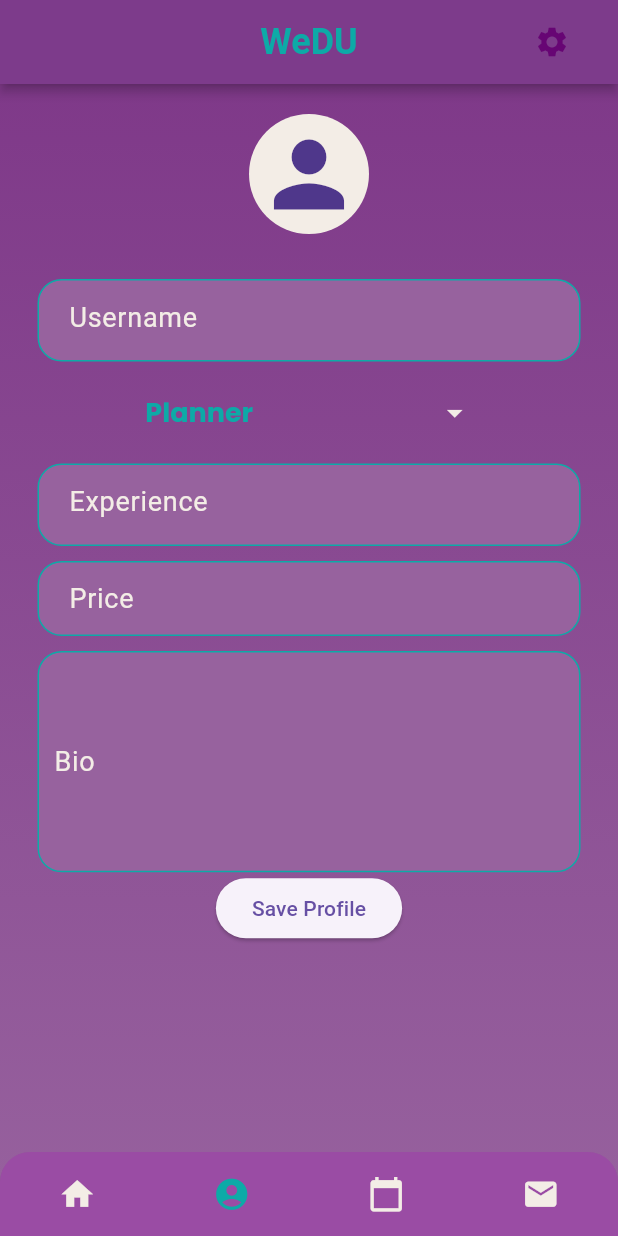
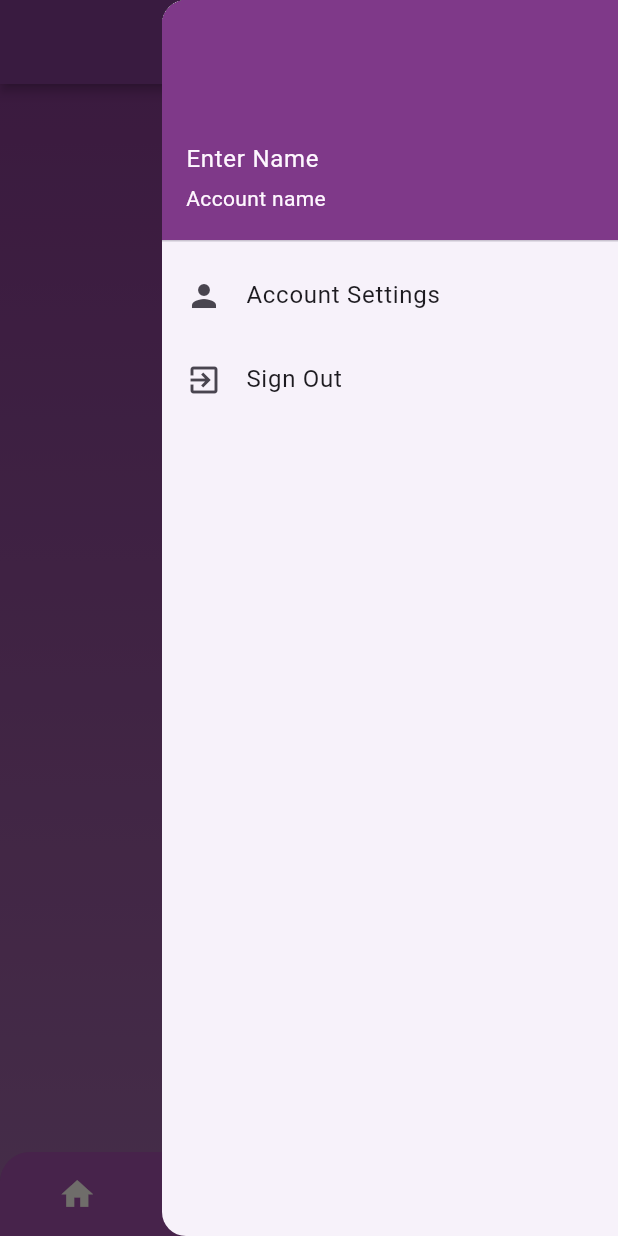
Before and after one commit to illustrae/WeDu_App, a Flutter app: the screen it shows once a user with an empty profile is signed in, item 2 of the bottom bar chosen, after a tap on the "settings" icon, on a phone screen of 412 x 824 dp. Run offline on Flutter 3.47's test engine with Material 3 defaults, Android fonts, the phone set to English and light mode, and no system bars; our stand-ins replace cloud_firestore, firebase_auth, firebase_core; accounts and stored records are empty.

Commit message:
added a drawer.

```diff
--- /dev/null
+++ b/lib/components/drawer.dart
@@ -0,0 +1,63 @@
+import 'package:firebase_auth/firebase_auth.dart';
+import 'package:flutter/material.dart';
+import 'package:login_reg/pages/profile_page.dart';
+
+class MyDrawer extends StatelessWidget {
+  @override
+  Widget build(BuildContext context) {
+    return Drawer(
+      child: ListView(
+        padding: EdgeInsets.zero,
+        children: <Widget>[
+          UserAccountsDrawerHeader(
+            decoration: BoxDecoration(
+              color: Color.fromARGB(255, 127, 57, 137),
+            ),
+            accountName: Text('Enter Name'),
+            accountEmail: Text('Account name'),
+            // currentAccountPicture: CircleAvatar(
+            //   backgroundImage: null,
+            // ),
+          ),
+          ListTile(
+            leading: Icon(Icons.person),
+            title: Text('Account Settings'),
+            onTap: () async {
+              await  Dialog.fullscreen(
+              child: Column(
+                mainAxisSize: MainAxisSize.min,
+                mainAxisAlignment: MainAxisAlignment.center,
+                children: <Widget>[
+                  const Text('This is a fullscreen dialog.'),
+                  const SizedBox(height: 15),
+                  TextButton(
+                    onPressed: () {
+                      Navigator.pop(context);
+                    },
+                    child: const Text('Close'),
+                  ),
+                ],
+              ),
+              );
+              Navigator.pop(context);
+              // Navigator.of(context).pushAndRemoveUntil(
+              //   MaterialPageRoute(
+              //     builder: (context) => const ProfilePage(),
+              //   ),
+              //   ModalRoute.withName('/'),
+              // );
+            },
+          ),
+          ListTile(
+            leading: Icon(Icons.exit_to_app),
+            title: Text('Sign Out'),
+            onTap: () {
+              Navigator.pop(context);
+              FirebaseAuth.instance.signOut();
+            },
+          ),
+        ],
+      ),
+    );
+  }
+}
--- a/lib/pages/home_page.dart
+++ b/lib/pages/home_page.dart
@@ -1,25 +1,24 @@
-import 'package:firebase_auth/firebase_auth.dart';
 import 'package:flutter/material.dart';
+import 'package:login_reg/components/drawer.dart';
 import 'package:login_reg/pages/appointments.dart';
 
 import 'package:login_reg/pages/main_home.dart';
 import 'package:login_reg/pages/messages.dart';
-import 'package:login_reg/pages/profile_page.dart';
+
+import 'package:login_reg/pages/profile_view.dart';
 
 //This file is initially the bottom Navigation bar that brings in my other screens(pages)
 class HomePage extends StatefulWidget {
   final int initialHomePageIndex;
 
-
-
   const HomePage({super.key, required this.initialHomePageIndex});
 
   @override
   State<HomePage> createState() => _HomePageState();
-
 }
 
 class _HomePageState extends State<HomePage> {
+
   @override
   void initState() {
     super.initState();
@@ -29,10 +28,10 @@ class _HomePageState extends State<HomePage> {
   int _selectedPage = 0;
 
   final pageOptions = [
-     MainHome(),
-     ProfilePage(),
-     Appointments(),
-     Messages(),
+    MainHome(),
+    ProfileView(),
+    Appointments(),
+    Messages(),
   ];
 
   void _onItemTapped(int index) {
@@ -44,6 +43,7 @@ class _HomePageState extends State<HomePage> {
   Widget build(BuildContext context) {
     return Scaffold(
       extendBody: true,
+      endDrawer: MyDrawer(),
       appBar: AppBar(
         elevation: 3,
         shadowColor: Colors.black,
@@ -57,12 +57,13 @@ class _HomePageState extends State<HomePage> {
         actions: [
           Row(
             children: [
-              IconButton(
-                icon: const Icon(Icons.settings,
-                    color: Color.fromARGB(255, 103, 5, 116), weight: 10.0),
-                onPressed: () {},
+              Builder(
+                builder: (context) => IconButton(
+                  icon: new Icon(Icons.settings),
+                  onPressed: () => Scaffold.of(context).openEndDrawer(),
+                ),
               ),
-              const SizedBox(width: 20),
+
             ],
           ),
         ],
--- a/lib/pages/main_home.dart
+++ b/lib/pages/main_home.dart
@@ -149,24 +149,6 @@ class _MainHomeState extends State<MainHome> {
                     ),
                   ),
                 ),
-
-                Material(
-                  child: MaterialButton(
-                    onPressed: () {
-                      FirebaseAuth.instance.signOut();
-                    },
-                    color: Color.fromARGB(255, 75, 0, 87),
-                    child: Text(
-                      "Sign out",
-                      style: TextStyle(
-                        color: Colors.white,
-                      ),
-                    ),
-                    shape: RoundedRectangleBorder(
-                      borderRadius: BorderRadius.circular(14.0),
-                    ),
-                  ),
-                ),
               ],
             ),
           ),
--- a/lib/pages/profile_page.dart
+++ b/lib/pages/profile_page.dart
@@ -1,7 +1,8 @@
 import 'package:cloud_firestore/cloud_firestore.dart';
 import 'package:firebase_auth/firebase_auth.dart';
 import 'package:flutter/material.dart';
-import 'package:login_reg/pages/home_page.dart';
+import 'package:login_reg/pages/profile_view.dart';
+
 
 
 class ProfilePage extends StatefulWidget {
@@ -57,8 +58,8 @@ void initState(){
         'service': selectedService,
       });
 
-      Navigator.of(context).pushReplacement(
-      MaterialPageRoute(builder: (context) => const HomePage(initialHomePageIndex: 0)),
+      Navigator.of(context).push(
+      MaterialPageRoute(builder: (context) => const ProfileView()),
 
       );
     }
--- /dev/null
+++ b/lib/pages/profile_view.dart
@@ -0,0 +1,77 @@
+import 'package:flutter/material.dart';
+
+class ProfileView extends StatefulWidget {
+  const ProfileView({super.key});
+
+  @override
+  State<ProfileView> createState() => _ProfileViewState();
+}
+
+class _ProfileViewState extends State<ProfileView> {
+  @override
+  Widget build(BuildContext context) {
+    return Scaffold(
+
+      extendBody: true,
+      body: Container(
+        height: double.maxFinite,
+        decoration: const BoxDecoration(
+          gradient: LinearGradient(
+            colors: [
+              Color.fromARGB(255, 127, 57, 137),
+              Color.fromARGB(255, 151, 98, 158),
+            ],
+            begin: Alignment.topCenter,
+            end: Alignment.bottomCenter,
+          ),
+        ),
+        child: Container(
+          child: const SingleChildScrollView(
+            child: Column(
+              children: [
+                Row(
+                  mainAxisAlignment: MainAxisAlignment.center,
+                  children: [
+                    Padding(
+                      padding: EdgeInsets.all(20.0),
+                      child: CircleAvatar(
+                        radius: 40,
+                        backgroundColor: Color.fromARGB(255, 243, 237, 230),
+                        child: Icon(
+                          size: 70,
+                          Icons.person,
+                        ),
+                      ),
+                    ),
+                  ],
+                ),
+                SizedBox(height: 10),
+                Padding(
+                  padding: EdgeInsets.symmetric(horizontal: 25),
+                ),
+                SizedBox(height: 10),
+
+                SizedBox(height: 10),
+                Padding(
+                  padding: EdgeInsets.symmetric(horizontal: 25),
+
+                ),
+                SizedBox(height: 10),
+                Padding(
+                  padding: EdgeInsets.symmetric(horizontal: 25),
+
+                ),
+                SizedBox(height: 10),
+                Padding(
+                  padding: EdgeInsets.symmetric(horizontal: 25),
+                ),
+
+              ],
+            ),
+          ),
+        ),
+      ),
+    );
+
+  }
+}
--- a/lib/pages/registration_page.dart
+++ b/lib/pages/registration_page.dart
@@ -1,3 +1,5 @@
+// ignore_for_file: use_build_context_synchronously
+
 import 'package:cloud_firestore/cloud_firestore.dart';
 import 'package:firebase_auth/firebase_auth.dart';
 import 'package:flutter/material.dart';
@@ -40,8 +42,10 @@ class _RegistrationPageState extends State<RegistrationPage> {
         //pop the loading circle
         Navigator.pop(context);
       } on FirebaseAuthException catch (e) {
+        // ignore: use_build_context_synchronously
         Navigator.pop(context);
 
+        // ignore: use_build_context_synchronously
         displayMessageToUser(e.code, context);
       }
     }
```
